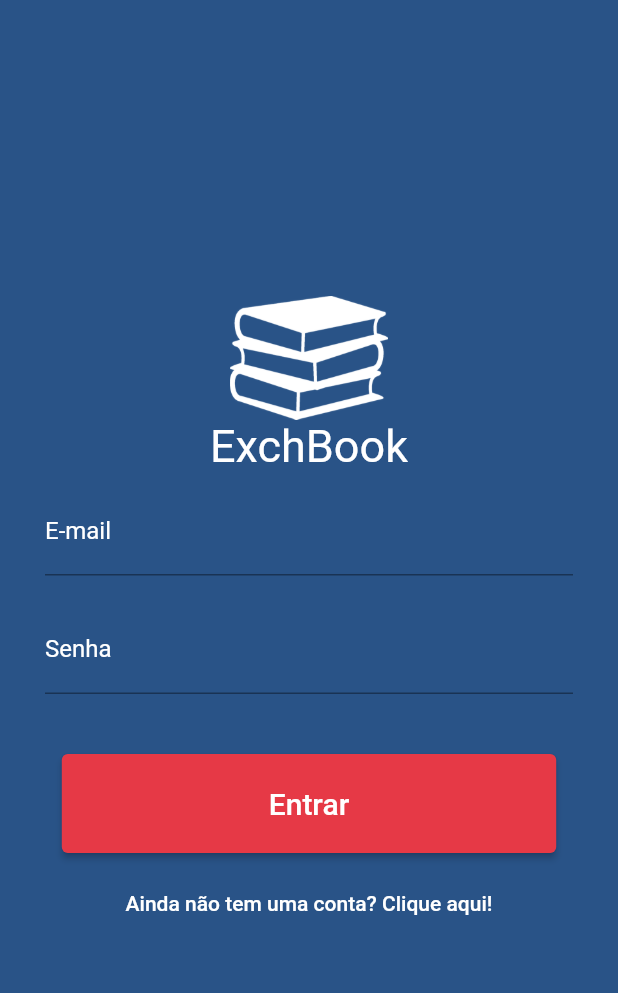
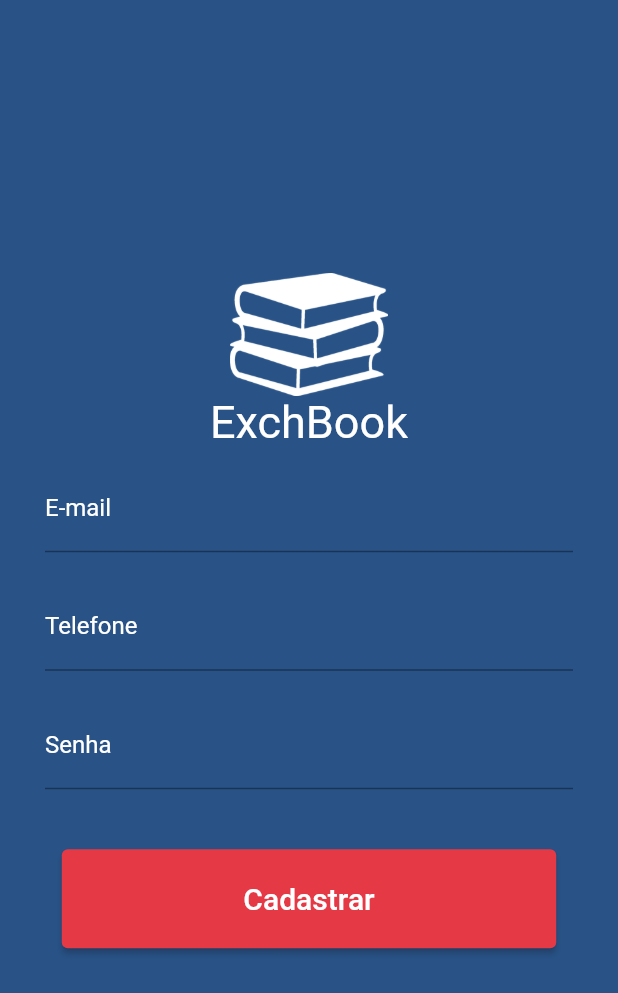
Before and after one commit to chfleury/exch-book-mobile, a Flutter app: the screen it shows after launch, on a phone screen of 412 x 824 dp. Shown: the top 993 px of the screen. Run offline on Flutter 3.47's test engine with Material 2 defaults, Android fonts, the phone set to English and light mode, and no system bars; our stand-ins replace get; Roboto replaces fonts that are missing (SIMPLIFICA Typeface).

Commit message:
register page

```diff
--- a/lib/main.dart
+++ b/lib/main.dart
@@ -1,5 +1,6 @@
 import 'package:exch_book/util/constants.dart';
 import 'package:exch_book/views/login_page.dart';
+import 'package:exch_book/views/register.dart';
 import 'package:flutter/material.dart';
 import 'package:get/get.dart';
 
@@ -15,7 +16,7 @@ class MyApp extends StatelessWidget {
       theme: ThemeData(
         primarySwatch: Colors.blue,
       ),
-      home: LoginPage(),
+      home: RegisterPage(),
     );
   }
 }
--- a/lib/util/constants.dart
+++ b/lib/util/constants.dart
@@ -6,7 +6,7 @@ class Constants {
   static const title = 'ExchBook';
 
   static const login = 'Entrar';
-  static const register = 'Registrar';
+  static const register = 'Cadastrar';
   static const dontHaveAccount = 'Ainda não tem uma conta? Clique aqui!';
 
   static const primaryColor = const Color(0xFF295387);
--- a/lib/views/register.dart
+++ b/lib/views/register.dart
@@ -0,0 +1,197 @@
+import 'package:exch_book/util/constants.dart';
+import 'package:flutter/material.dart';
+
+class RegisterPage extends StatefulWidget {
+  const RegisterPage({Key? key}) : super(key: key);
+
+  @override
+  _RegisterPageState createState() => _RegisterPageState();
+}
+
+class _RegisterPageState extends State<RegisterPage> {
+  final _formKey = GlobalKey<FormState>();
+  String _email = '';
+  String _senha = '';
+
+  _submit() async {
+    if (_formKey.currentState!.validate()) {
+      _formKey.currentState!.save();
+      // _loginBloc.add(Login(email: _email, senha: _senha));
+    }
+  }
+
+  @override
+  void initState() {
+    // _loginBloc = LoginBloc(repository);
+    super.initState();
+  }
+
+  @override
+  Widget build(BuildContext context) {
+    var size = MediaQuery.of(context).size;
+
+    return Scaffold(
+      backgroundColor: Constants.primaryColor,
+      body: Center(
+        child: Column(
+          mainAxisAlignment: MainAxisAlignment.center,
+          crossAxisAlignment: CrossAxisAlignment.center,
+          children: <Widget>[
+            Container(
+              child: Image.asset('images/logo.png'),
+              height: size.height * 0.1,
+            ),
+            Text(
+              'ExchBook',
+              style: TextStyle(
+                  fontFamily: 'SIMPLIFICA Typeface',
+                  fontSize: 30,
+                  color: Colors.white),
+            ),
+            Form(
+              key: _formKey,
+              child: Column(
+                children: <Widget>[
+                  Padding(
+                    padding: const EdgeInsets.symmetric(
+                      horizontal: 30,
+                      vertical: 10,
+                    ),
+                    child: TextFormField(
+                      style: TextStyle(color: Colors.white),
+                      validator: (input) => (input!.length > 5 &&
+                              input.trim().length > 0 &&
+                              input.contains('@'))
+                          ? null
+                          : 'Por favor insira um email válido',
+                      decoration: InputDecoration(
+                          labelText: 'E-mail',
+                          labelStyle: TextStyle(
+                            color: Colors.white,
+                          )),
+                      onSaved: (input) => _email = input!,
+                    ),
+                  ),
+                  Padding(
+                    padding: const EdgeInsets.symmetric(
+                      horizontal: 30,
+                      vertical: 10,
+                    ),
+                    child: TextFormField(
+                      style: TextStyle(color: Colors.white),
+                      validator: (input) =>
+                          (input!.length > 5 && input.trim().length > 0)
+                              ? null
+                              : 'Por favor insira um telefone válido',
+                      decoration: InputDecoration(
+                          labelText: 'Telefone',
+                          labelStyle: TextStyle(
+                            color: Colors.white,
+                          )),
+                      onSaved: (input) => _email = input!,
+                    ),
+                  ),
+
+                  Padding(
+                    padding: const EdgeInsets.symmetric(
+                      horizontal: 30,
+                      vertical: 10,
+                    ),
+                    child: TextFormField(
+                      style: TextStyle(color: Colors.white),
+                      cursorColor: Colors.pink,
+                      obscureText: true,
+                      validator: (input) => input!.length < 6
+                          ? 'A senha deve conter pelo menos 6 caracteres'
+                          : null,
+                      decoration: InputDecoration(
+                          labelText: 'Senha',
+                          labelStyle: TextStyle(color: Colors.white)),
+                      onSaved: (input) => _senha = input!,
+                    ),
+                  ),
+                  SizedBox(
+                    height: 30,
+                  ),
+                  Container(
+                    width: size.width * 0.8,
+                    height: size.height * 0.08,
+                    child: ElevatedButton(
+                        style: ElevatedButton.styleFrom(
+                            primary: Constants.secondaryColor),
+                        onPressed: () => {},
+                        child: Text(
+                          Constants.register,
+                          style: TextStyle(fontSize: 20),
+                        )),
+                  ), // BlocListener<LoginBloc, LoginState>(
+                  //   bloc: _loginBloc,
+                  //   listener: (context, state) {
+                  //     if (state is LoginLoaded) {
+                  //       Navigator.of(context)
+                  //           .pushReplacementNamed(HomeScreen.id);
+                  //     } else if (state is LoginError) {
+                  //       print('Usuario ou senha invalidos');
+                  //     }
+                  //   },
+                  //   child: BlocBuilder<LoginBloc, LoginState>(
+                  //       bloc: _loginBloc,
+                  //       builder: (context, state) {
+                  //         if (state is LoginLoading) {
+                  //           return Center(
+                  //             child: LinearProgressIndicator(),
+                  //           );
+                  //         }
+                  //         return GradientButton(
+                  //             label: 'Entrar', onPressed: _submit);
+                  //       }),
+                  // ),
+                  SizedBox(
+                    height: 10,
+                  ),
+
+                  // Row(
+                  //   crossAxisAlignment: CrossAxisAlignment.center,
+                  //   mainAxisAlignment: MainAxisAlignment.center,
+                  //   children: <Widget>[
+                  //     Text('Ainda não possui uma conta?'),
+                  //     // _buildRegisterButton(),
+                  //   ],
+                  // ),
+                ],
+                mainAxisSize: MainAxisSize.min,
+              ),
+            )
+          ],
+        ),
+      ),
+    );
+  }
+}
+
+// _buildRegisterButton() {
+//   return Builder(builder: (context) {
+//     return TextButton(
+//       onPressed: () async {
+//         var response = await Navigator.of(context).pushNamed(RegisterScreen.id);
+//         if (response) {
+//           Scaffold.of(context).showSnackBar(SnackBar(
+//             content: Text(
+//               'Conta criada com Sucesso',
+//               style: TextStyle(
+//                 fontSize: 18,
+//               ),
+//             ),
+//             backgroundColor: Colors.green,
+//           ));
+//         }
+//       },
+//       child: Text(
+//         'Registre-se',
+//         style: TextStyle(
+//           color: Colors.pink,
+//         ),
+//       ),
+//     );
+//   });
+// }
```
